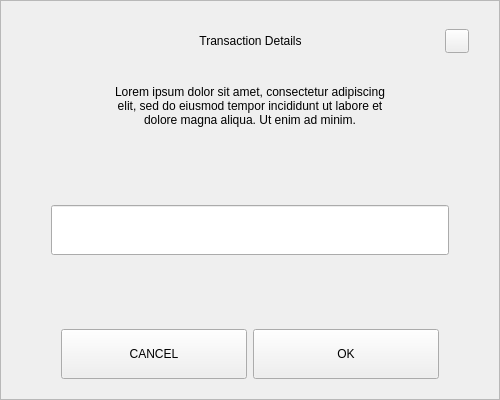
Above: src/qt/castle/forms/sendchangeaddressdialog.ui from growaleaf/CastleMN before the change. Below: the same form after it.
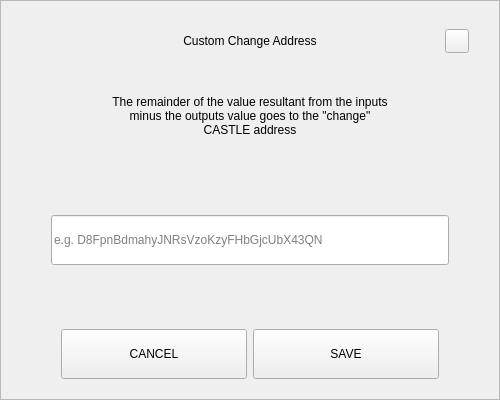
That is the form after the change.

```diff
--- a/src/qt/castle/forms/sendchangeaddressdialog.ui
+++ b/src/qt/castle/forms/sendchangeaddressdialog.ui
@@ -92,7 +92,7 @@
            <string notr="true">padding-left:24px;</string>
           </property>
           <property name="text">
-           <string>Transaction Details</string>
+           <string>Custom Change Address</string>
           </property>
           <property name="alignment">
            <set>Qt::AlignCenter</set>
@@ -160,11 +160,11 @@
         <property name="minimumSize">
          <size>
           <width>0</width>
-          <height>50</height>
+          <height>70</height>
          </size>
         </property>
         <property name="text">
-         <string>Lorem ipsum dolor sit amet, consectetur adipiscing elit, sed do eiusmod tempor incididunt ut labore et dolore magna aliqua. Ut enim ad minim.</string>
+         <string>The remainder of the value resultant from the inputs minus the outputs value goes to the &quot;change&quot; CASTLE address</string>
         </property>
         <property name="alignment">
          <set>Qt::AlignCenter</set>
@@ -206,6 +206,9 @@
             <height>50</height>
            </size>
           </property>
+          <property name="placeholderText">
+           <string notr="true">e.g. D8FpnBdmahyJNRsVzoKzyFHbGjcUbX43QN</string>
+          </property>
          </widget>
         </item>
        </layout>
@@ -262,7 +265,7 @@
            <enum>Qt::NoFocus</enum>
           </property>
           <property name="text">
-           <string>OK</string>
+           <string>SAVE</string>
           </property>
          </widget>
         </item>
```
